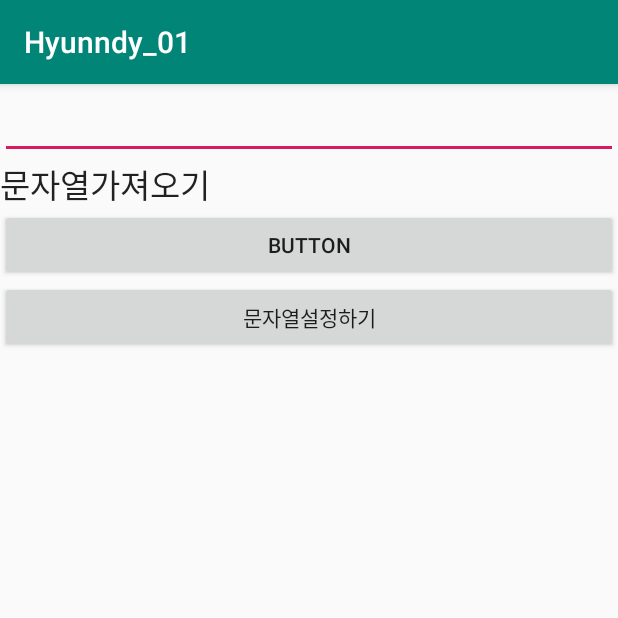
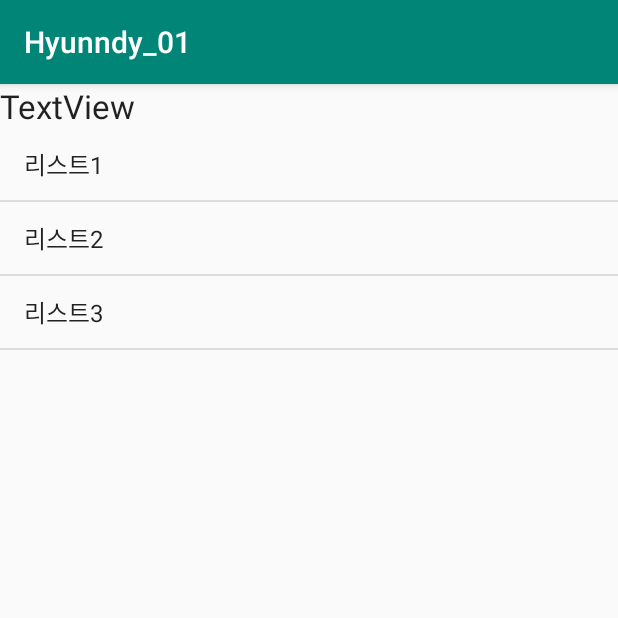
Before and after one commit to Hyunndy/Hyunndy_AndroidProject_001, an Android app: the screen it shows after launch (MainActivity), on a phone screen of 412 x 824 dp, the top half of it. Run offline under Robolectric (Android 15) with nearby library versions, the phone set to English and light mode, and no system bars.

Commit message:
for Studying ListView

```diff
--- a/app/src/main/java/com/example/hyunndy_01/MainActivity.kt
+++ b/app/src/main/java/com/example/hyunndy_01/MainActivity.kt
@@ -13,58 +13,37 @@ import org.w3c.dom.Text
 
 class MainActivity : AppCompatActivity() {
 
+
+    // 1.
+    // 코틀린의 배열은 arrayOf
+    var data = arrayOf("리스트1", "리스트2", "리스트3")
+
     override fun onCreate(savedInstanceState: Bundle?) {
         super.onCreate(savedInstanceState)
         setContentView(R.layout.activity_main)
 
-
-        button.setOnClickListener { view ->
-            textView.text = editText.text;
-        }
-
-        button2.setOnClickListener { view ->
-            editText.setText("지존현지");
-        }
+        // 2.
+        //컨텍스트 : 어떠한 작업을 위해 필요한것들이 담아져있는 것.
+        // 안드로이드 컨텍스트 화면에 필요한것, OS 등
+        // 컨텍스트, 레이아웃,
+        var adater = ArrayAdapter(this, android.R.layout.simple_list_item_1 , data);
+        listview.adapter = adater;
 
 
-       // var listener1 = EnterListener();
-       // editText.setOnEditorActionListener(listener1);
+        //3.
+        //리스너 : 리스트의 항목을 터치하면 발생하는 리스너
+        var listner = ListListener();
+        listview.setOnItemClickListener(listner);
 
-        editText.setOnEditorActionListener { v, actionId, event ->
-            textView.text = editText.text;
-            false
+        listview.setOnItemClickListener { parent, view, position, id ->
+            textView.text = data[position]
         }
-
-        var watch = Watcher();
-        editText.addTextChangedListener(watch);
-
-        editText.addTextChangedListener( object : TextWatcher {
-            override fun onTextChanged(s: CharSequence?, start: Int, before: Int, count: Int) {
-                textView.text = s;
-            }
-
-            override fun beforeTextChanged(s: CharSequence?, start: Int, count: Int, after: Int) {
-
-            }
-
-            override fun afterTextChanged(s: Editable?) {
-
-            }
-        })
     }
 
-    inner class Watcher : TextWatcher {
-        override fun afterTextChanged(s: Editable?) {
-
-        }
-
-        override fun beforeTextChanged(s: CharSequence?, start: Int, count: Int, after: Int) {
-
-        }
-
-        override fun onTextChanged(s: CharSequence?, start: Int, before: Int, count: Int) {
-
-            textView.text = s;
+    inner class ListListener : AdapterView.OnItemClickListener
+    {
+        override fun onItemClick(parent: AdapterView<*>?, view: View?, position: Int, id: Long) {
+            textView.text = data[position];
         }
     }
 }
--- a/app/src/main/res/layout/activity_main.xml
+++ b/app/src/main/res/layout/activity_main.xml
@@ -7,32 +7,15 @@
     android:orientation="vertical"
     tools:context=".MainActivity" >
 
-    <EditText
-        android:id="@+id/editText"
-        android:layout_width="match_parent"
-        android:layout_height="wrap_content"
-        android:ems="10"
-        android:imeOptions="actionGo"
-        android:inputType="textPersonName"
-        android:textAppearance="@style/TextAppearance.AppCompat.Large" />
-
     <TextView
         android:id="@+id/textView"
         android:layout_width="match_parent"
         android:layout_height="wrap_content"
-        android:text="문자열가져오기"
+        android:text="TextView"
         android:textAppearance="@style/TextAppearance.AppCompat.Large" />
 
-    <Button
-        android:id="@+id/button"
+    <ListView
+        android:id="@+id/listview"
         android:layout_width="match_parent"
-        android:layout_height="wrap_content"
-        android:text="Button" />
-
-    <Button
-        android:id="@+id/button2"
-        android:layout_width="match_parent"
-        android:layout_height="wrap_content"
-        android:text="문자열설정하기" />
-
+        android:layout_height="match_parent" />
 </LinearLayout>
```
Also changed, not shown: app/src/main/res/drawable/images.jpg (added).
